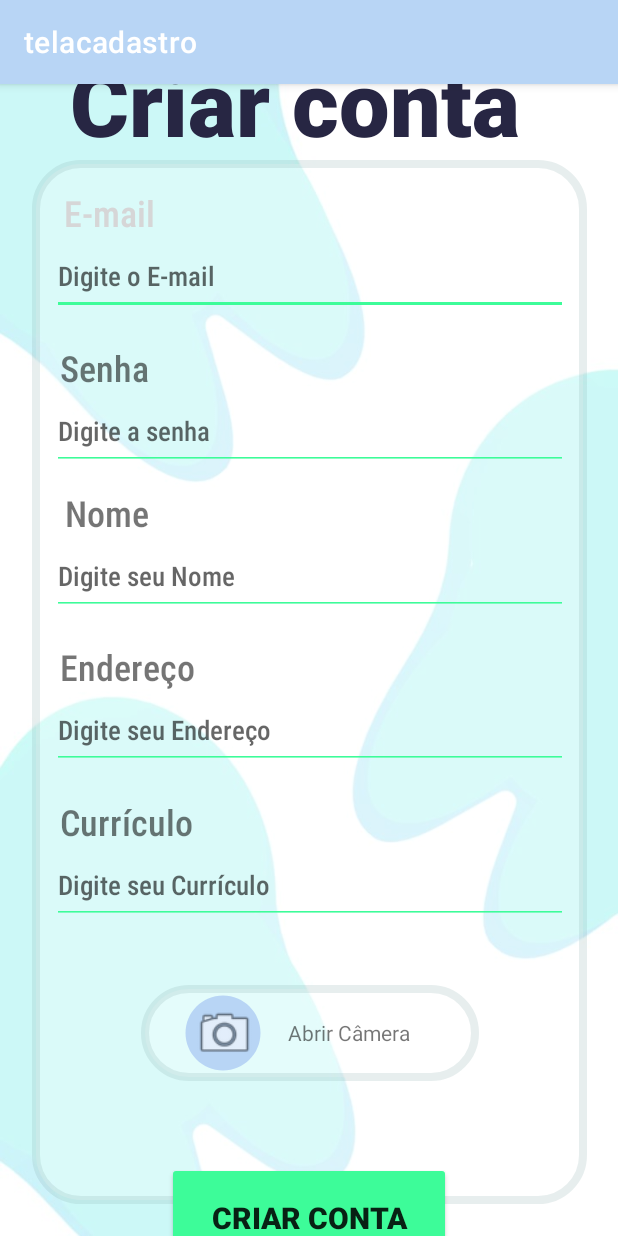
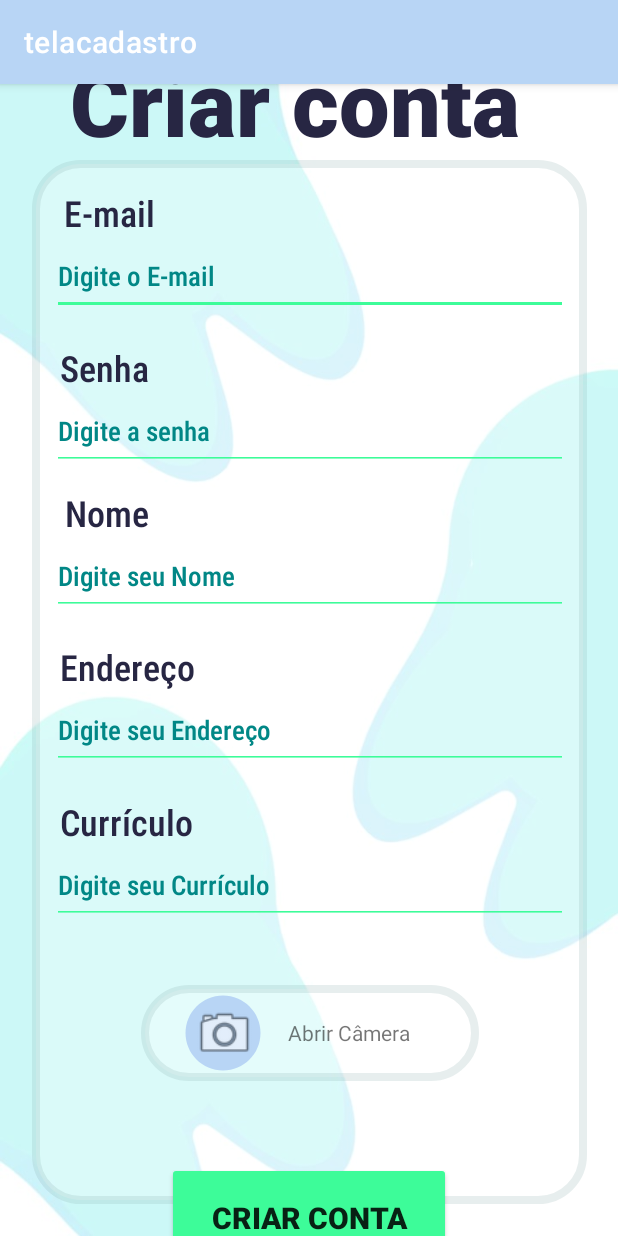
Before and after one commit to manoelacmn/teethKids, an Android app: the criarConta screen opened directly, with no data from a screen before it, on a phone screen of 412 x 824 dp. Run offline under Robolectric (Android 15) with nearby library versions, the phone set to English and light mode, and no system bars; our stand-ins replace Firebase (no records; nobody signed in at launch, a user with empty details on screens opened directly); Roboto replaces fonts that are not available here.

Commit message:
update design : login & create account

```diff
--- a/app/src/main/res/layout/activity_criarconta.xml
+++ b/app/src/main/res/layout/activity_criarconta.xml
@@ -18,6 +18,7 @@
         android:src="@drawable/box_widget"
         android:topLeftRadius="30dp"
         android:topRightRadius="30dp"
+        android:textColor="@color/teal_700"
         app:layout_constraintBottom_toBottomOf="parent"
         app:layout_constraintEnd_toEndOf="parent"
         app:layout_constraintStart_toStartOf="parent"
@@ -44,8 +45,8 @@
         android:layout_height="wrap_content"
         android:fontFamily="sans-serif-condensed-medium"
         android:text="E-mail"
+        android:textColor="@color/Azul_escuro"
         android:textSize="24sp"
-        android:textColor="@color/tea"
         app:layout_constraintBottom_toTopOf="@+id/EtEmail_Criar_Conta"
         app:layout_constraintEnd_toEndOf="@+id/roundedImageView"
         app:layout_constraintHorizontal_bias="0.07"
@@ -58,6 +59,8 @@
         android:backgroundTint="@color/green_project"
         android:fontFamily="sans-serif-condensed-medium"
         android:hint="Digite o E-mail"
+        android:textColorHint="@color/teal_700"
+        android:textColor="@color/teal_700"
         app:layout_constraintBottom_toBottomOf="@+id/roundedImageView"
         app:layout_constraintEnd_toEndOf="@+id/roundedImageView"
         app:layout_constraintStart_toStartOf="@+id/roundedImageView"
@@ -71,6 +74,7 @@
         android:fontFamily="sans-serif-condensed-medium"
         android:text="Senha"
         android:textSize="24sp"
+        android:textColor="@color/Azul_escuro"
         app:layout_constraintBottom_toTopOf="@+id/EtSenha_Criar_Conta"
         app:layout_constraintEnd_toEndOf="@+id/roundedImageView"
         app:layout_constraintHorizontal_bias="0.061"
@@ -83,7 +87,9 @@
         android:backgroundTint="@color/green_project"
         android:fontFamily="sans-serif-condensed-medium"
         android:hint="Digite a senha"
+        android:textColorHint="@color/teal_700"
         android:inputType="textPassword"
+        android:textColor="@color/teal_700"
         app:layout_constraintBottom_toBottomOf="@+id/roundedImageView"
         app:layout_constraintEnd_toEndOf="@+id/roundedImageView"
         app:layout_constraintStart_toStartOf="@+id/roundedImageView"
@@ -97,6 +103,7 @@
         android:fontFamily="sans-serif-condensed-medium"
         android:text="Nome"
         android:textSize="24sp"
+        android:textColor="@color/Azul_escuro"
         app:layout_constraintBottom_toTopOf="@+id/EtNome_Criar_Conta"
         app:layout_constraintEnd_toEndOf="@+id/roundedImageView"
         app:layout_constraintHorizontal_bias="0.07"
@@ -109,6 +116,8 @@
         android:backgroundTint="@color/green_project"
         android:fontFamily="sans-serif-condensed-medium"
         android:hint="Digite seu Nome"
+        android:textColorHint="@color/teal_700"
+        android:textColor="@color/teal_700"
         app:layout_constraintBottom_toBottomOf="@+id/roundedImageView"
         app:layout_constraintEnd_toEndOf="@+id/roundedImageView"
         app:layout_constraintStart_toStartOf="@+id/roundedImageView"
@@ -122,6 +131,7 @@
         android:fontFamily="sans-serif-condensed-medium"
         android:text="Endereço"
         android:textSize="24sp"
+        android:textColor="@color/Azul_escuro"
         app:layout_constraintBottom_toTopOf="@+id/EtEndereco_Criar_Conta"
         app:layout_constraintEnd_toEndOf="@+id/roundedImageView"
         app:layout_constraintHorizontal_bias="0.067"
@@ -134,6 +144,8 @@
         android:backgroundTint="@color/green_project"
         android:fontFamily="sans-serif-condensed-medium"
         android:hint="Digite seu Endereço"
+        android:textColorHint="@color/teal_700"
+        android:textColor="@color/teal_700"
         app:layout_constraintBottom_toBottomOf="@+id/roundedImageView"
         app:layout_constraintEnd_toEndOf="@+id/roundedImageView"
         app:layout_constraintStart_toStartOf="@+id/roundedImageView"
@@ -147,6 +159,7 @@
         android:fontFamily="sans-serif-condensed-medium"
         android:text="Currículo"
         android:textSize="24sp"
+        android:textColor="@color/Azul_escuro"
         app:layout_constraintBottom_toTopOf="@+id/EtCurriculo_Criar_Conta"
         app:layout_constraintEnd_toEndOf="@+id/roundedImageView"
         app:layout_constraintHorizontal_bias="0.067"
@@ -159,6 +172,8 @@
         android:backgroundTint="@color/green_project"
         android:fontFamily="sans-serif-condensed-medium"
         android:hint="Digite seu Currículo"
+        android:textColorHint="@color/teal_700"
+        android:textColor="@color/teal_700"
         app:layout_constraintBottom_toBottomOf="@+id/roundedImageView"
         app:layout_constraintEnd_toEndOf="@+id/roundedImageView"
         app:layout_constraintStart_toStartOf="@+id/roundedImageView"
```
Also changed, not shown: app/src/main/res/layout/tela_login.xml (+14 -2 lines).
